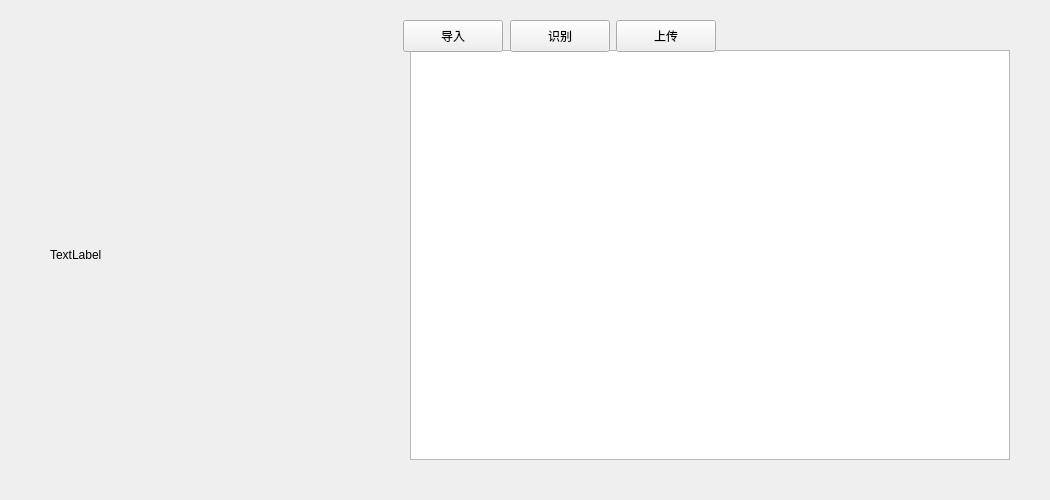
Before: the Qt Designer form resources/ui/RecognizeTab.ui in BluesJiang/PlateRecognition, drawn with Qt 5.
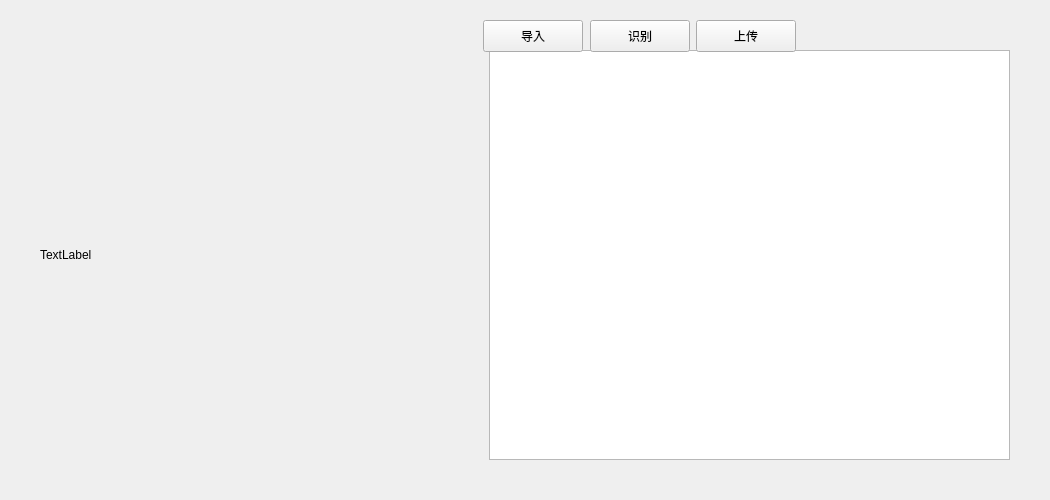
After: the same form once the commit is applied.

Patch:
```diff
--- a/resources/ui/RecognizeTab.ui
+++ b/resources/ui/RecognizeTab.ui
@@ -22,9 +22,9 @@
   <widget class="QLabel" name="label">
    <property name="geometry">
     <rect>
-     <x>50</x>
+     <x>40</x>
      <y>50</y>
-     <width>285</width>
+     <width>421</width>
      <height>410</height>
     </rect>
    </property>
@@ -38,9 +38,9 @@
   <widget class="QTableView" name="tableView">
    <property name="geometry">
     <rect>
-     <x>410</x>
+     <x>489</x>
      <y>50</y>
-     <width>600</width>
+     <width>521</width>
      <height>410</height>
     </rect>
    </property>
@@ -48,7 +48,7 @@
   <widget class="QPushButton" name="importButton">
    <property name="geometry">
     <rect>
-     <x>403</x>
+     <x>483</x>
      <y>20</y>
      <width>100</width>
      <height>32</height>
@@ -61,7 +61,7 @@
   <widget class="QPushButton" name="recognizeButton">
    <property name="geometry">
     <rect>
-     <x>510</x>
+     <x>590</x>
      <y>20</y>
      <width>100</width>
      <height>32</height>
@@ -74,7 +74,7 @@
   <widget class="QPushButton" name="uploadButton">
    <property name="geometry">
     <rect>
-     <x>616</x>
+     <x>696</x>
      <y>20</y>
      <width>100</width>
      <height>32</height>
```
